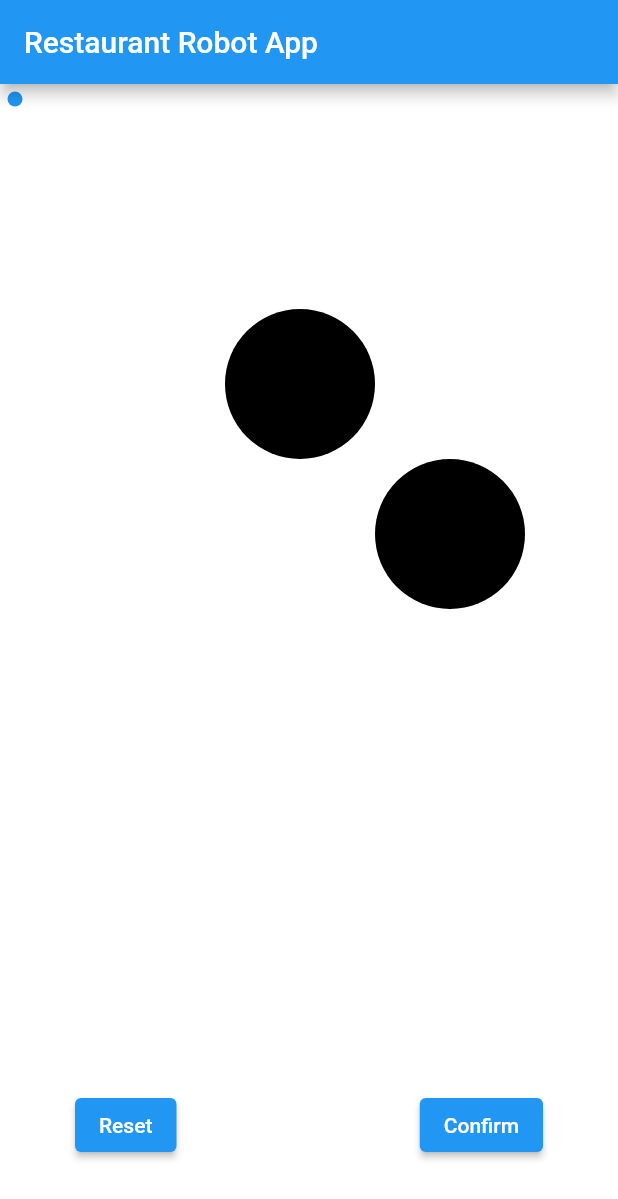
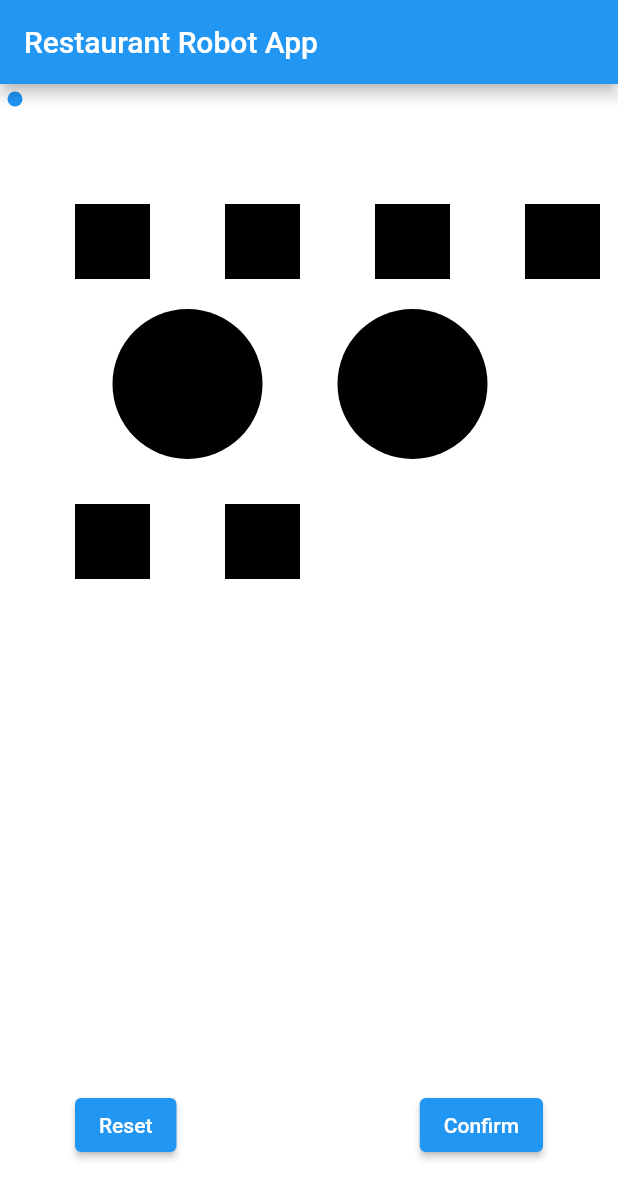
Before and after one commit to cjbartz/COMS476FinalProject, a Flutter app: the screen it shows after launch, on a phone screen of 412 x 824 dp. Shown: the top 1199 px of the screen. Run offline on Flutter 3.47's test engine with Material 2 defaults, Android fonts, the phone set to English and light mode, and no system bars.

Commit message:
final fixes

```diff
--- a/restaurant_robot_planning/lib/main.dart
+++ b/restaurant_robot_planning/lib/main.dart
@@ -70,9 +70,14 @@ class MyHomePageState extends State<MyHomePage> {
   List<Offset> _points = [Offset(10, 10)];
   List<Offset> _edgeCoordinates = [];
   List<Obstacle> _obstacles = [
-    //RectangleObstacle(top: 100, left: 100, width: 100, height: 50),
-    CircleObstacle(centerX: 200, centerY: 200, radius: 50),
-    CircleObstacle(centerX: 300, centerY: 300, radius: 50),
+    RectangleObstacle(top: 80, left: 50, width: 50, height: 50),
+    RectangleObstacle(top: 80, left: 150, width: 50, height: 50),
+    RectangleObstacle(top: 80, left: 250, width: 50, height: 50),
+    RectangleObstacle(top: 80, left: 350, width: 50, height: 50),
+    CircleObstacle(centerX: 125, centerY: 200, radius: 50),
+    CircleObstacle(centerX: 275, centerY: 200, radius: 50),
+    RectangleObstacle(top: 280, left: 50, width: 50, height: 50),
+    RectangleObstacle(top: 280, left: 150, width: 50, height: 50),
   ];
 
   List<Offset> _getPath(){
@@ -172,7 +177,12 @@ class MyHomePageState extends State<MyHomePage> {
 
                 _obstacles[0].getWidget(),
                 _obstacles[1].getWidget(),
-                //_obstacles[2].getWidget(),
+                _obstacles[2].getWidget(),
+                _obstacles[3].getWidget(),
+                _obstacles[4].getWidget(),
+                _obstacles[5].getWidget(),
+                _obstacles[6].getWidget(),
+                _obstacles[7].getWidget(),
 
                 Positioned(
                   bottom: 50, // Adjust the horizontal position
```
Also changed, not shown: restaurant_robot_planning/lib/obstacles.dart (+7 -7 lines).
